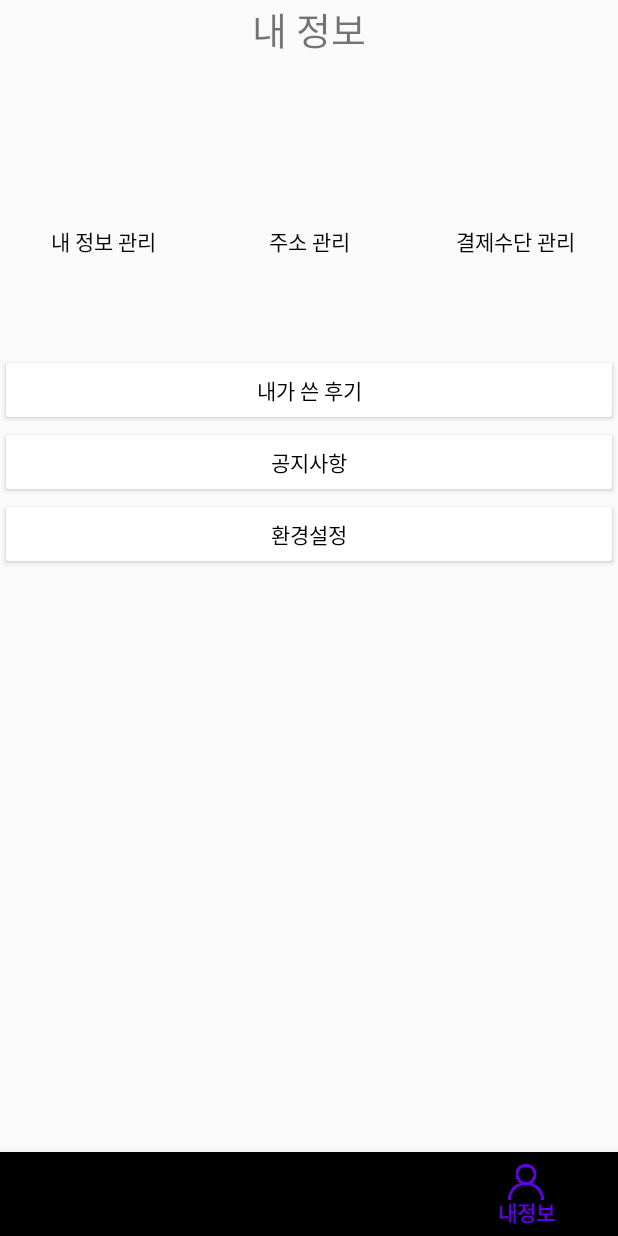
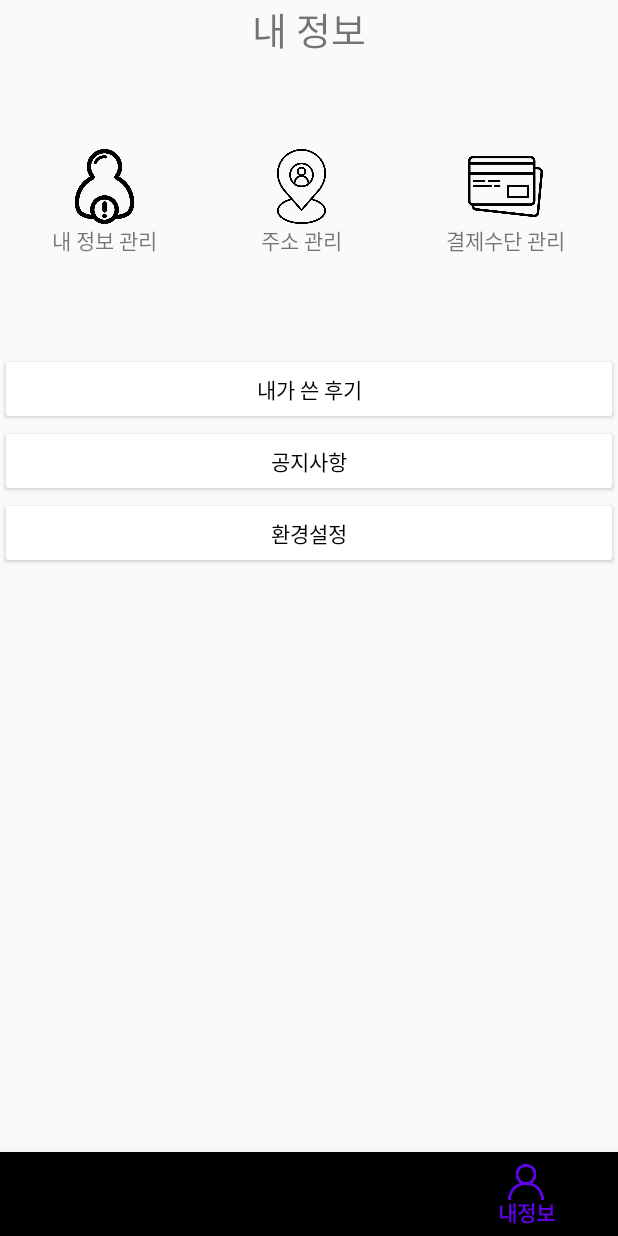
Before and after one commit to byeongjun98/Happy-Pet, an Android app: the screen it shows after launch (MainActivity), item 4 of the bottom bar chosen, on a phone screen of 412 x 824 dp. Run offline under Robolectric (Android 15) with nearby library versions, the light colour scheme and no system bars.

Commit message:
23.03.22 내 정보 관리, 주소 관리, 결제수단 관리 버튼에 이미지 추가

```diff
--- a/app/src/main/java/com/example/happypet/FragmentUser.java
+++ b/app/src/main/java/com/example/happypet/FragmentUser.java
@@ -6,6 +6,7 @@ import android.view.LayoutInflater;
 import android.view.View;
 import android.view.ViewGroup;
 import android.widget.Button;
+import android.widget.LinearLayout;
 
 import androidx.annotation.NonNull;
 import androidx.annotation.Nullable;
@@ -19,8 +20,8 @@ public class FragmentUser extends Fragment {
     public View onCreateView(@NonNull LayoutInflater inflater, @Nullable ViewGroup container, @Nullable Bundle savedInstanceState) {
         ViewGroup rootView = (ViewGroup) inflater.inflate(R.layout.fragment_user, container, false);
 
-        Button button = rootView.findViewById(R.id.onAdress);
-        button.setOnClickListener(new View.OnClickListener() {
+        LinearLayout adresslayout = rootView.findViewById(R.id.adressbutton);
+        adresslayout.setOnClickListener(new View.OnClickListener() {
             @Override
             public void onClick(View v) {
                 Intent intent = new Intent(getActivity().getApplicationContext(),InAddressActivity.class);
@@ -28,16 +29,16 @@ public class FragmentUser extends Fragment {
             }
         });
 
-        Button button1 = rootView.findViewById(R.id.onCreadit);
-        button1.setOnClickListener(new View.OnClickListener() {
+        LinearLayout creaditlaydout = rootView.findViewById(R.id.creaditsetbutton);
+        creaditlaydout.setOnClickListener(new View.OnClickListener() {
             @Override
             public void onClick(View v) {
                 Intent intent = new Intent(getActivity().getApplicationContext(),IncreditActivity.class);
                 startActivity(intent);
             }
         });
-        Button button2 = rootView.findViewById(R.id.onMyInfo);
-        button2.setOnClickListener(new View.OnClickListener() {
+        LinearLayout myinfolayout = rootView.findViewById(R.id.myinfobutton);
+        myinfolayout.setOnClickListener(new View.OnClickListener() {
             @Override
             public void onClick(View v) {
                 Intent intent = new Intent(getActivity().getApplicationContext(),InmyInfoActivity.class);
--- a/app/src/main/res/layout/fragment_user.xml
+++ b/app/src/main/res/layout/fragment_user.xml
@@ -28,38 +28,57 @@
             android:layout_weight="1"
             android:orientation="horizontal">
 
-            <Button
-                android:id="@+id/onMyInfo"
-                android:layout_width="60dp"
-                android:layout_height="140dp"
-                android:layout_margin="5dp"
+            <LinearLayout
+                android:layout_width="wrap_content"
+                android:layout_height="100dp"
+                android:orientation="vertical"
                 android:layout_weight="1"
-                android:background="@android:color/transparent"
-                android:text="내 정보 관리"
-                android:textColor="#050505"
-                 />
+                android:id="@+id/myinfobutton"
+                android:gravity="center">
+                    <ImageView
+                        android:layout_width="50dp"
+                        android:layout_height="50dp"
+                        android:src="@drawable/myinfoicon" />
+                    <TextView
+                        android:layout_width="wrap_content"
+                        android:layout_height="wrap_content"
+                        android:text="내 정보 관리"/>
+                </LinearLayout>
 
-            <Button
-                android:layout_margin="5dp"
-                android:id="@+id/onAdress"
-                android:layout_width="60dp"
-                android:layout_height="140dp"
+
+            <LinearLayout
+                android:layout_width="wrap_content"
+                android:layout_height="100dp"
+                android:orientation="vertical"
                 android:layout_weight="1"
-                android:text="주소 관리"
-                android:background="@android:color/transparent"
-                android:textColor="#050505"
-                />
+                android:id="@+id/adressbutton"
+                android:gravity="center">
+                <ImageView
+                    android:layout_width="50dp"
+                    android:layout_height="50dp"
+                    android:src="@drawable/adressicon" />
+                <TextView
+                    android:layout_width="wrap_content"
+                    android:layout_height="wrap_content"
+                    android:text="주소 관리"/>
+            </LinearLayout>
 
-            <Button
-                android:layout_margin="5dp"
-                android:id="@+id/onCreadit"
-                android:layout_width="60dp"
-                android:layout_height="140dp"
+            <LinearLayout
+                android:layout_width="wrap_content"
+                android:layout_height="100dp"
+                android:orientation="vertical"
                 android:layout_weight="1"
-                android:text="결제수단 관리"
-                android:background="@android:color/transparent"
-                android:textColor="#050505"
-                />
+                android:id="@+id/creaditsetbutton"
+                android:gravity="center">
+                <ImageView
+                    android:layout_width="50dp"
+                    android:layout_height="50dp"
+                    android:src="@drawable/crediticon" />
+                <TextView
+                    android:layout_width="wrap_content"
+                    android:layout_height="wrap_content"
+                    android:text="결제수단 관리"/>
+            </LinearLayout>
 
 
         </LinearLayout>
@@ -70,7 +89,7 @@
     <LinearLayout android:orientation="vertical"
         android:layout_width="match_parent"
         android:layout_height="wrap_content"
-
+        android:layout_marginTop="50dp"
         >
 
         <Button
```
Also changed, not shown: app/src/main/res/drawable/adressicon.png (added), app/src/main/res/drawable/crediticon.png (added), app/src/main/res/drawable/myinfoicon.png (added).
